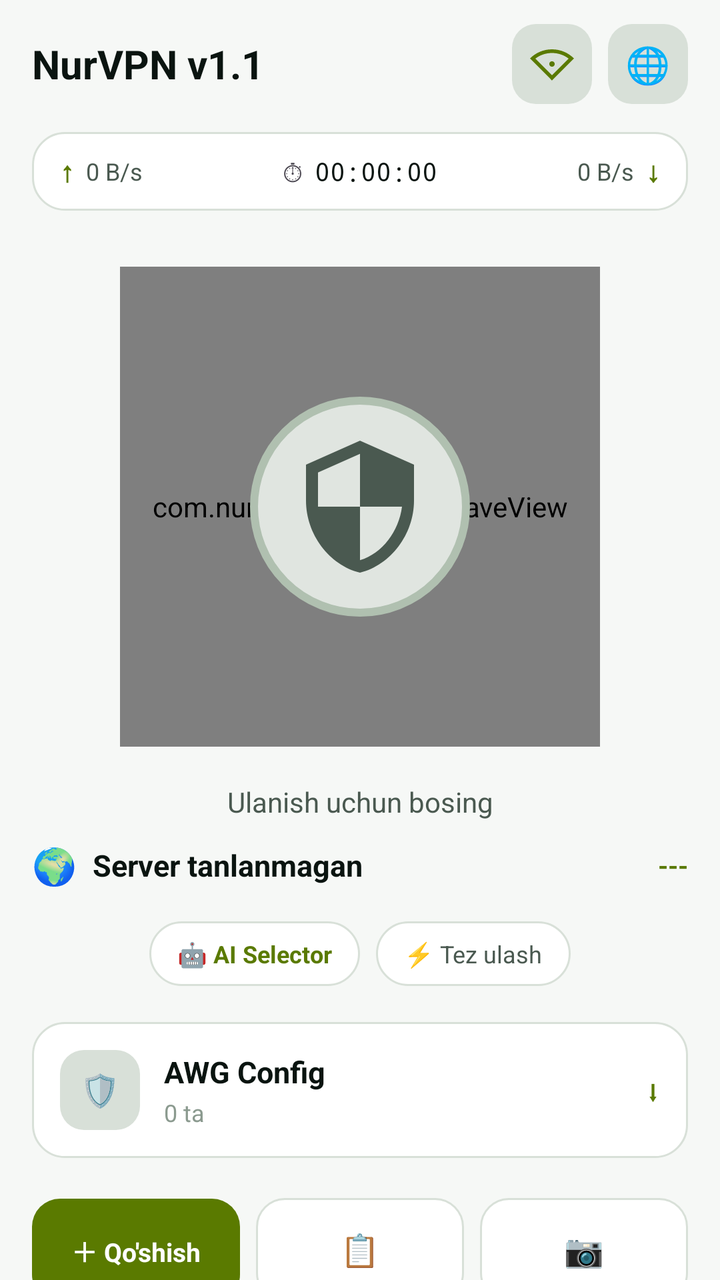
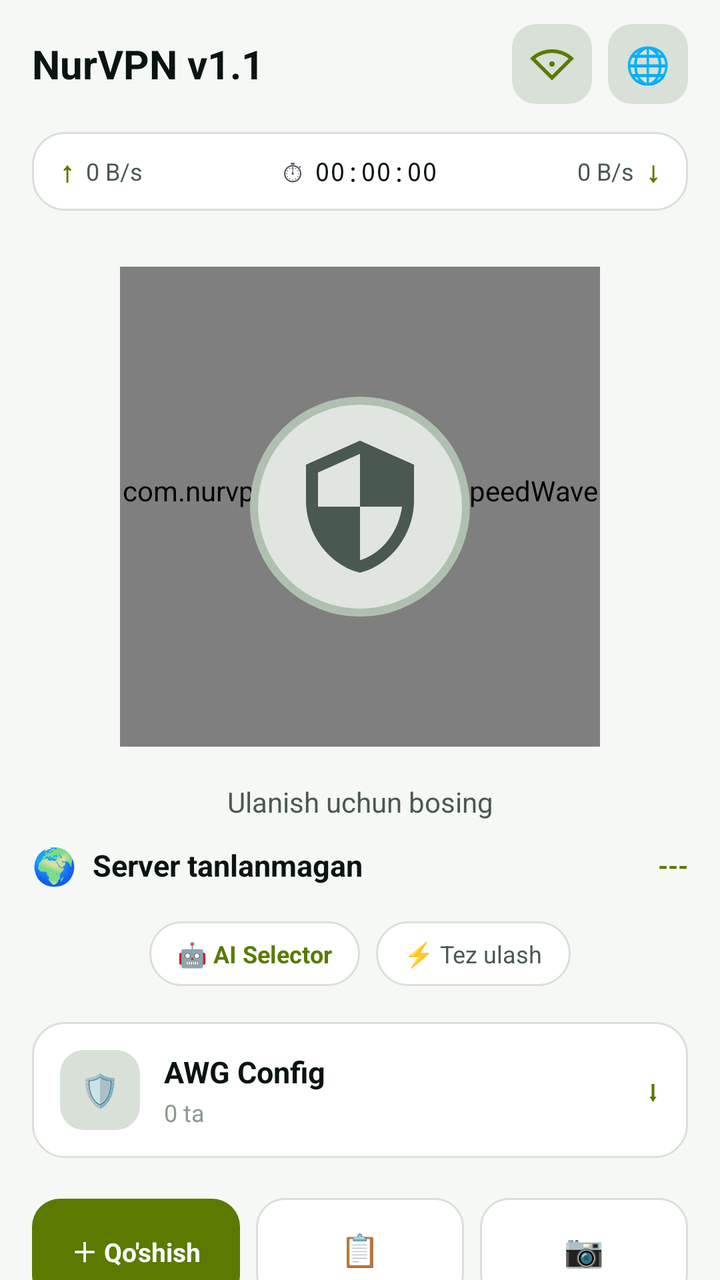

Before-and-after screenshots of an Android layout around one commit, followed by the original layout XML and the change that was made.
<!-- AndroidManifest.xml: application theme Theme.NurVPN -->
<!-- res/layout/fragment_home.xml -->
<?xml version="1.0" encoding="utf-8"?>
<ScrollView xmlns:android="http://schemas.android.com/apk/res/android"
    xmlns:app="http://schemas.android.com/apk/res-auto"
    android:layout_width="match_parent"
    android:layout_height="match_parent"
    android:background="@color/bg"
    android:fillViewport="true"
    android:scrollbars="none">

    <LinearLayout
        android:layout_width="match_parent"
        android:layout_height="wrap_content"
        android:orientation="vertical"
        android:paddingStart="16dp"
        android:paddingEnd="16dp"
        android:paddingTop="12dp"
        android:paddingBottom="24dp">

        
        <LinearLayout
            android:id="@+id/selection_bar"
            android:layout_width="match_parent"
            android:layout_height="wrap_content"
            android:background="@color/accent"
            android:orientation="horizontal"
            android:gravity="center_vertical"
            android:paddingStart="12dp"
            android:paddingEnd="8dp"
            android:paddingTop="6dp"
            android:paddingBottom="6dp"
            android:layout_marginBottom="8dp"
            android:visibility="gone">

            <TextView
                android:id="@+id/sel_count"
                android:layout_width="0dp"
                android:layout_height="wrap_content"
                android:layout_weight="1"
                android:textColor="@color/on_accent"
                android:textSize="14sp"
                android:textStyle="bold"
                android:text="@string/sel_count_zero"/>

            <ImageButton
                android:id="@+id/sel_select_all"
                android:layout_width="42dp"
                android:layout_height="42dp"
                android:background="?android:attr/selectableItemBackgroundBorderless"
                android:src="@android:drawable/checkbox_on_background"
                android:contentDescription="@string/sel_select_all"/>

            <ImageButton
                android:id="@+id/sel_delete"
                android:layout_width="42dp"
                android:layout_height="42dp"
                android:background="?android:attr/selectableItemBackgroundBorderless"
                android:src="@android:drawable/ic_menu_delete"
                android:contentDescription="@string/sel_delete"/>

            <ImageButton
                android:id="@+id/sel_cancel"
                android:layout_width="42dp"
                android:layout_height="42dp"
                android:background="?android:attr/selectableItemBackgroundBorderless"
                android:src="@android:drawable/ic_menu_close_clear_cancel"
                android:contentDescription="@string/sel_cancel"/>
        </LinearLayout>

        
        <LinearLayout
            android:layout_width="match_parent"
            android:layout_height="wrap_content"
            android:orientation="horizontal"
            android:gravity="center_vertical">

            <TextView
                android:layout_width="0dp"
                android:layout_height="wrap_content"
                android:layout_weight="1"
                android:text="@string/app_title"
                android:textColor="@color/text_primary"
                android:textSize="20sp"
                android:textStyle="bold"/>

            <FrameLayout
                android:id="@+id/btn_ping_home"
                android:layout_width="40dp"
                android:layout_height="40dp"
                android:layout_marginEnd="8dp"
                android:background="@drawable/bg_icon_box"
                android:clickable="true"
                android:focusable="true">

                <ImageView
                    android:layout_width="22dp"
                    android:layout_height="22dp"
                    android:layout_gravity="center"
                    android:src="@drawable/ic_ping"
                    android:tint="@color/accent"
                    android:contentDescription="@string/btn_ping_all"/>
            </FrameLayout>

            <FrameLayout
                android:id="@+id/btn_globe"
                android:layout_width="40dp"
                android:layout_height="40dp"
                android:background="@drawable/bg_icon_box"
                android:clickable="true"
                android:focusable="true">

                <TextView
                    android:layout_width="wrap_content"
                    android:layout_height="wrap_content"
                    android:layout_gravity="center"
                    android:text="🌐"
                    android:textSize="18sp"/>
            </FrameLayout>
        </LinearLayout>

        
        <LinearLayout
            android:layout_width="match_parent"
            android:layout_height="wrap_content"
            android:layout_marginTop="14dp"
            android:orientation="horizontal"
            android:gravity="center_vertical"
            android:background="@drawable/bg_card"
            android:paddingStart="14dp"
            android:paddingEnd="14dp"
            android:paddingTop="10dp"
            android:paddingBottom="10dp">

            <LinearLayout
                android:layout_width="0dp"
                android:layout_height="wrap_content"
                android:layout_weight="1"
                android:orientation="horizontal"
                android:gravity="center_vertical">

                <TextView
                    android:layout_width="wrap_content"
                    android:layout_height="wrap_content"
                    android:text="↑"
                    android:textColor="@color/accent"
                    android:textSize="14sp"
                    android:textStyle="bold"/>

                <TextView
                    android:id="@+id/up_text"
                    android:layout_width="wrap_content"
                    android:layout_height="wrap_content"
                    android:layout_marginStart="6dp"
                    android:text="0 B/s"
                    android:textColor="@color/text_secondary"
                    android:textSize="12sp"/>
            </LinearLayout>

            <LinearLayout
                android:layout_width="0dp"
                android:layout_height="wrap_content"
                android:layout_weight="1"
                android:orientation="horizontal"
                android:gravity="center">

                <TextView
                    android:layout_width="wrap_content"
                    android:layout_height="wrap_content"
                    android:text="⏱"
                    android:textSize="14sp"/>

                <TextView
                    android:id="@+id/timer_text"
                    android:layout_width="wrap_content"
                    android:layout_height="wrap_content"
                    android:layout_marginStart="6dp"
                    android:text="00:00:00"
                    android:textColor="@color/text_primary"
                    android:textSize="13sp"
                    android:fontFamily="monospace"/>
            </LinearLayout>

            <LinearLayout
                android:layout_width="0dp"
                android:layout_height="wrap_content"
                android:layout_weight="1"
                android:orientation="horizontal"
                android:gravity="center|end">

                <TextView
                    android:id="@+id/down_text"
                    android:layout_width="wrap_content"
                    android:layout_height="wrap_content"
                    android:text="0 B/s"
                    android:textColor="@color/text_secondary"
                    android:textSize="12sp"/>

                <TextView
                    android:layout_width="wrap_content"
                    android:layout_height="wrap_content"
                    android:layout_marginStart="6dp"
                    android:text="↓"
                    android:textColor="@color/accent"
                    android:textSize="14sp"
                    android:textStyle="bold"/>
            </LinearLayout>
        </LinearLayout>

        
        <FrameLayout
            android:layout_width="240dp"
            android:layout_height="240dp"
            android:layout_gravity="center_horizontal"
            android:layout_marginTop="28dp">

            
            <com.nurvpn.app.SpeedWaveView
                android:id="@+id/speed_wave"
                android:layout_width="match_parent"
                android:layout_height="match_parent"/>

            
            <FrameLayout
                android:id="@+id/connect_btn"
                android:layout_width="110dp"
                android:layout_height="110dp"
                android:layout_gravity="center"
                android:background="@drawable/bg_power_off"
                android:clickable="true"
                android:focusable="true">

                <ImageView
                    android:id="@+id/connect_icon"
                    android:layout_width="72dp"
                    android:layout_height="72dp"
                    android:layout_gravity="center"
                    android:src="@drawable/ic_shield"
                    android:contentDescription="@string/btn_connect"
                    app:tint="@color/power_icon_off"/>
            </FrameLayout>
        </FrameLayout>

        
        <TextView
            android:id="@+id/status_text"
            android:layout_width="match_parent"
            android:layout_height="wrap_content"
            android:layout_marginTop="18dp"
            android:gravity="center"
            android:text="@string/tap_to_connect"
            android:textColor="@color/text_secondary"
            android:textSize="14sp"/>

        
        <LinearLayout
            android:layout_width="match_parent"
            android:layout_height="wrap_content"
            android:layout_marginTop="10dp"
            android:orientation="horizontal"
            android:gravity="center">

            <TextView
                android:id="@+id/server_flag"
                android:layout_width="wrap_content"
                android:layout_height="wrap_content"
                android:text="🌍"
                android:textSize="18sp"/>

            <TextView
                android:id="@+id/server_name"
                android:layout_width="0dp"
                android:layout_height="wrap_content"
                android:layout_weight="1"
                android:layout_marginStart="8dp"
                android:text="@string/no_server_selected"
                android:textColor="@color/text_primary"
                android:textSize="15sp"
                android:textStyle="bold"
                android:maxLines="1"
                android:ellipsize="end"/>

            <TextView
                android:id="@+id/ping_text"
                android:layout_width="wrap_content"
                android:layout_height="wrap_content"
                android:layout_marginStart="10dp"
                android:text="---"
                android:textColor="@color/ping_ok"
                android:textSize="13sp"
                android:textStyle="bold"/>
        </LinearLayout>

        
        <LinearLayout
            android:layout_width="match_parent"
            android:layout_height="wrap_content"
            android:layout_marginTop="16dp"
            android:orientation="horizontal"
            android:gravity="center">

            <TextView
                android:id="@+id/chip_ai"
                android:layout_width="wrap_content"
                android:layout_height="wrap_content"
                android:background="@drawable/bg_chip"
                android:paddingStart="14dp"
                android:paddingEnd="14dp"
                android:paddingTop="8dp"
                android:paddingBottom="8dp"
                android:text="🤖 AI Selector"
                android:textColor="@color/accent"
                android:textSize="12sp"
                android:textStyle="bold"
                android:clickable="true"
                android:focusable="true"/>

            <TextView
                android:id="@+id/chip_fast"
                android:layout_width="wrap_content"
                android:layout_height="wrap_content"
                android:layout_marginStart="8dp"
                android:background="@drawable/bg_chip"
                android:paddingStart="14dp"
                android:paddingEnd="14dp"
                android:paddingTop="8dp"
                android:paddingBottom="8dp"
                android:text="@string/chip_fast"
                android:textColor="@color/text_secondary"
                android:textSize="12sp"
                android:clickable="true"
                android:focusable="true"/>
        </LinearLayout>

        
        <LinearLayout
            android:id="@+id/server_cards_container"
            android:layout_width="match_parent"
            android:layout_height="wrap_content"
            android:orientation="vertical"
            android:layout_marginTop="8dp"/>

        
        <LinearLayout
            android:id="@+id/card_awg"
            android:layout_width="match_parent"
            android:layout_height="wrap_content"
            android:layout_marginTop="10dp"
            android:orientation="vertical"
            android:background="@drawable/bg_card">

            <LinearLayout
                android:id="@+id/header_awg"
                android:layout_width="match_parent"
                android:layout_height="wrap_content"
                android:orientation="horizontal"
                android:gravity="center_vertical"
                android:padding="14dp"
                android:clickable="true"
                android:focusable="true"
                android:background="?attr/selectableItemBackground">

                <FrameLayout
                    android:layout_width="40dp"
                    android:layout_height="40dp"
                    android:background="@drawable/bg_icon_box">
                    <TextView
                        android:layout_width="wrap_content"
                        android:layout_height="wrap_content"
                        android:layout_gravity="center"
                        android:text="🛡"
                        android:textSize="16sp"/>
                </FrameLayout>

                <LinearLayout
                    android:layout_width="0dp"
                    android:layout_height="wrap_content"
                    android:layout_weight="1"
                    android:layout_marginStart="12dp"
                    android:orientation="vertical">

                    <TextView
                        android:layout_width="wrap_content"
                        android:layout_height="wrap_content"
                        android:text="@string/awg_config"
                        android:textColor="@color/text_primary"
                        android:textSize="15sp"
                        android:textStyle="bold"/>

                    <TextView
                        android:id="@+id/awg_count"
                        android:layout_width="wrap_content"
                        android:layout_height="wrap_content"
                        android:layout_marginTop="2dp"
                        android:text="@string/count_zero_ta"
                        android:textColor="@color/text_tertiary"
                        android:textSize="12sp"/>
                </LinearLayout>

                <TextView
                    android:id="@+id/awg_arrow"
                    android:layout_width="wrap_content"
                    android:layout_height="wrap_content"
                    android:text="⬇"
                    android:textColor="@color/accent"
                    android:textSize="14sp"/>
            </LinearLayout>

            <LinearLayout
                android:id="@+id/body_awg"
                android:layout_width="match_parent"
                android:layout_height="wrap_content"
                android:orientation="vertical"
                android:paddingStart="14dp"
                android:paddingEnd="14dp"
                android:paddingBottom="8dp"
                android:visibility="gone"/>
        </LinearLayout>

        
        <LinearLayout
            android:layout_width="match_parent"
            android:layout_height="wrap_content"
            android:layout_marginTop="20dp"
            android:orientation="horizontal">

            <TextView
                android:id="@+id/btn_add"
                android:layout_width="0dp"
                android:layout_height="52dp"
                android:layout_weight="1"
                android:background="@drawable/bg_button_primary"
                android:gravity="center"
                android:text="@string/btn_add_short"
                android:textColor="@color/on_accent"
                android:textSize="13sp"
                android:textStyle="bold"
                android:clickable="true"
                android:focusable="true"/>

            <TextView
                android:id="@+id/btn_paste"
                android:layout_width="0dp"
                android:layout_height="52dp"
                android:layout_weight="1"
                android:layout_marginStart="8dp"
                android:background="@drawable/bg_button_secondary"
                android:gravity="center"
                android:text="📋"
                android:textSize="16sp"
                android:clickable="true"
                android:focusable="true"/>

            <TextView
                android:id="@+id/btn_scan"
                android:layout_width="0dp"
                android:layout_height="52dp"
                android:layout_weight="1"
                android:layout_marginStart="8dp"
                android:background="@drawable/bg_button_secondary"
                android:gravity="center"
                android:text="📷"
                android:textSize="16sp"
                android:clickable="true"
                android:focusable="true"/>
        </LinearLayout>

    </LinearLayout>
</ScrollView>
<!-- resources referenced by this layout -->
<resources>
  <color name="accent">#FF5A7A00</color>
  <color name="bg">#FFF6F8F6</color>
  <color name="on_accent">#FFFFFFFF</color>
  <color name="ping_ok">#FF5A7A00</color>
  <color name="power_icon_off">#FF4A5950</color>
  <color name="text_primary">#FF0A1410</color>
  <color name="text_secondary">#FF4A5950</color>
  <color name="text_tertiary">#FF8B9A8F</color>
  <!-- drawable bg_button_primary (drawable) -->
  <?xml version="1.0" encoding="utf-8"?>
  <ripple xmlns:android="http://schemas.android.com/apk/res/android"
      android:color="@color/accent_ripple">
      <item>
          <shape android:shape="rectangle">
              <solid android:color="@color/accent"/>
              <corners android:radius="14dp"/>
          </shape>
      </item>
  </ripple>
  <!-- drawable bg_card (drawable) -->
  <?xml version="1.0" encoding="utf-8"?>
  <shape xmlns:android="http://schemas.android.com/apk/res/android"
      android:shape="rectangle">
      <solid android:color="@color/card_bg"/>
      <stroke android:width="1dp" android:color="@color/card_border"/>
      <corners android:radius="16dp"/>
  </shape>
  <!-- drawable bg_chip (drawable) -->
  <?xml version="1.0" encoding="utf-8"?>
  <shape xmlns:android="http://schemas.android.com/apk/res/android"
      android:shape="rectangle">
      <solid android:color="@color/chip_bg"/>
      <stroke android:width="1dp" android:color="@color/chip_stroke"/>
      <corners android:radius="20dp"/>
  </shape>
  <!-- drawable bg_icon_box (drawable) -->
  <?xml version="1.0" encoding="utf-8"?>
  <shape xmlns:android="http://schemas.android.com/apk/res/android"
      android:shape="rectangle">
      <solid android:color="@color/card_border"/>
      <corners android:radius="12dp"/>
  </shape>
  <!-- drawable bg_power_off (drawable) -->
  <?xml version="1.0" encoding="utf-8"?>
  <shape xmlns:android="http://schemas.android.com/apk/res/android"
      android:shape="oval">
      <solid android:color="@color/power_off"/>
      <stroke android:width="4dp" android:color="@color/power_off_stroke"/>
  </shape>
  <string name="app_title">NurVPN v1.1</string>
  <string name="awg_config">AWG Config</string>
  <string name="btn_add_short">＋  Qo\'shish</string>
  <string name="btn_connect">Ulanish</string>
  <string name="btn_ping_all">Ping</string>
  <string name="chip_fast">⚡ Tez ulash</string>
  <string name="count_zero_ta">0 ta</string>
  <string name="no_server_selected">Server tanlanmagan</string>
  <string name="sel_cancel">Bekor qilish</string>
  <string name="sel_count_zero">0 tanlandi</string>
  <string name="sel_delete">O\'chirish</string>
  <string name="sel_select_all">Hammasini tanlash</string>
  <string name="tap_to_connect">Ulanish uchun bosing</string>
  <color name="accent_ripple">#335A7A00</color>
  <color name="card_bg">#FFFFFFFF</color>
  <color name="card_border">#FFD8E0D8</color>
  <color name="chip_bg">#FFFFFFFF</color>
  <color name="chip_stroke">#FFD8E0D8</color>
  <color name="power_off">#FFE0E5E0</color>
  <color name="power_off_stroke">#FFB0C0B0</color>
  <color name="accent_dim">#FF8FA820</color>
  <color name="surface_variant">#FFEDF3ED</color>
  <color name="divider">#FFD8E0D8</color>
  <color name="danger">#FFC0392B</color>
  <color name="nav_bg">#FFFFFFFF</color>
  <style name="NV.Card" parent="Widget.Material3.CardView.Filled">
          <item name="cardBackgroundColor">@color/card_bg</item>
          <item name="strokeColor">@color/card_border</item>
          <item name="strokeWidth">1dp</item>
          <item name="cardCornerRadius">20dp</item>
          <item name="cardElevation">0dp</item>
      </style>
  <color name="nav_ripple">#335A7A00</color>
  <style name="NV.BottomNav.Indicator" parent="Widget.Material3.BottomNavigationView.ActiveIndicator">
          <item name="android:color">@color/nav_indicator</item>
          <item name="android:width">56dp</item>
          <item name="android:height">32dp</item>
      </style>
  <color name="nav_indicator">#1F5A7A00</color>
</resources>

<!-- the commit's change to res/layout/fragment_home.xml (unified diff, before → after) -->
@@ -213,7 +213,7 @@
             android:layout_marginTop="28dp">
 
             
-            <com.nurvpn.app.SpeedWaveView
+            <com.nurvpn.app.ui.widget.SpeedWaveView
                 android:id="@+id/speed_wave"
                 android:layout_width="match_parent"
                 android:layout_height="match_parent"/>
